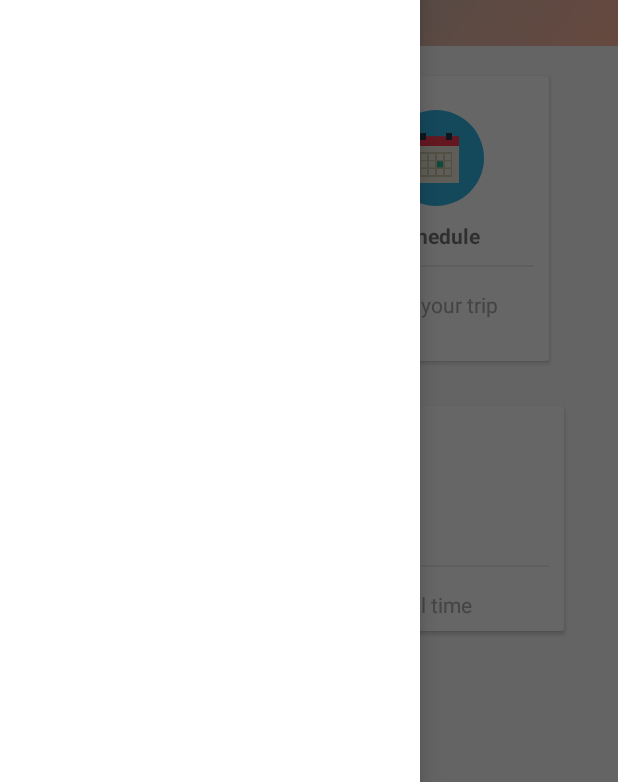
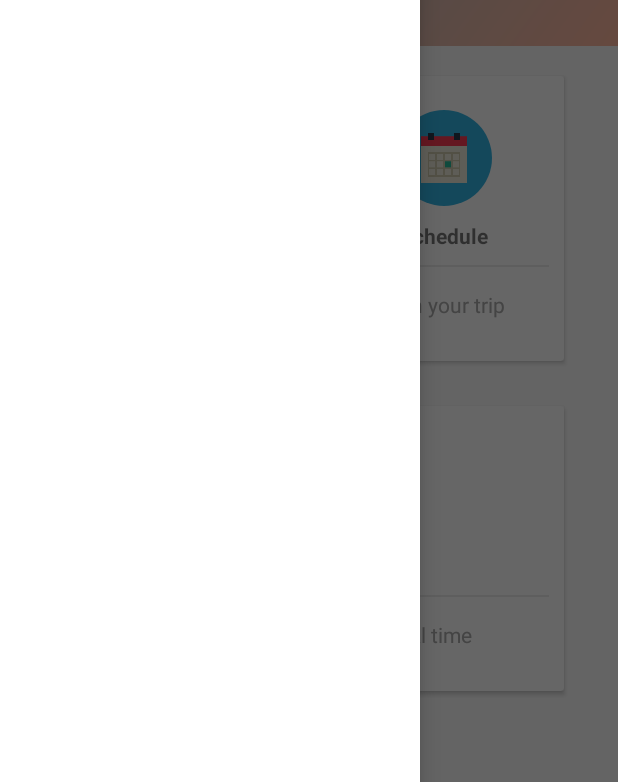
Before and after one commit to bqhuyy/Travel-together, an Android app: the screen it shows after launch once a user with an empty profile is signed in (MainActivity), with the side drawer open, on a phone screen of 412 x 824 dp. Shown: the part 404-1186 px from the top of the screen. Run offline under Robolectric (Android 15) with nearby library versions, the phone set to English and light mode, and no system bars; our stand-ins replace CircleImageView, Firebase (no records; nobody signed in at launch, a user with empty details on screens opened directly); 1 statement that could not run was skipped.

Commit message:
update toolbar + add anim for main

```diff
--- a/app/src/main/java/cs300/apcs04/traveltogether/LoginActivity.java
+++ b/app/src/main/java/cs300/apcs04/traveltogether/LoginActivity.java
@@ -68,7 +68,7 @@ public class LoginActivity extends AppCompatActivity{
         if (user != null) {
             Intent intent = new Intent(this, MainActivity.class);
             startActivity(intent);
-//            overridePendingTransition(R.anim.slide_in_right,R.anim.slide_out_left);
+            overridePendingTransition(R.anim.slide_in_right,R.anim.slide_out_left);
             finish();
         }
     }
--- a/app/src/main/java/cs300/apcs04/traveltogether/MainActivity.java
+++ b/app/src/main/java/cs300/apcs04/traveltogether/MainActivity.java
@@ -7,9 +7,11 @@ import android.support.design.widget.NavigationView;
 import android.support.v4.widget.DrawerLayout;
 import android.support.v7.app.ActionBarDrawerToggle;
 import android.support.v7.app.AppCompatActivity;
+import android.support.v7.widget.ToolbarWidgetWrapper;
 import android.view.MenuItem;
 import android.view.View;
 import android.widget.TextView;
+import android.widget.Toolbar;
 
 import com.google.firebase.auth.FirebaseAuth;
 import com.google.firebase.auth.FirebaseUser;
@@ -24,8 +26,8 @@ public class MainActivity extends AppCompatActivity {
     private NavigationView mNavigationView;
     private FirebaseAuth mFirebaseAuth;
     private FirebaseUser mUser;
-    private TextView mMainNavHeaderUsername;
-    private TextView mMainNavHeaderMail;
+    private android.support.v7.widget.Toolbar mToolbar;
+
     @Override
     protected void onCreate(Bundle savedInstanceState) {
         super.onCreate(savedInstanceState);
@@ -36,12 +38,12 @@ public class MainActivity extends AppCompatActivity {
         mFirebaseAuth = FirebaseAuth.getInstance();
         mUser = mFirebaseAuth.getCurrentUser();
 
+        mToolbar = (android.support.v7.widget.Toolbar) findViewById(R.id.main_toolbar);
+        setSupportActionBar(mToolbar);
+        getSupportActionBar().setDisplayHomeAsUpEnabled(true);
+
         mDrawerLayout.addDrawerListener(mActionBarDrawerToggle);
         mActionBarDrawerToggle.syncState();
-
-//        getSupportActionBar().setDisplayHomeAsUpEnabled(true);
-
-
 
         mNavigationView = (NavigationView)findViewById(R.id.main_nav_view);
         View mNavigationHeader = mNavigationView.getHeaderView(0);
--- a/app/src/main/res/layout/activity_main.xml
+++ b/app/src/main/res/layout/activity_main.xml
@@ -53,7 +53,7 @@
                     android:layout_width="match_parent"
                     android:layout_height="wrap_content">
                     <android.support.v7.widget.CardView
-                        android:layout_width="150dp"
+                        android:layout_width="160dp"
                         android:layout_height="190dp"
                         android:layout_margin="10dp">
                         <LinearLayout
@@ -87,7 +87,7 @@
                         </LinearLayout>
                     </android.support.v7.widget.CardView>
                     <android.support.v7.widget.CardView
-                        android:layout_width="150dp"
+                        android:layout_width="160dp"
                         android:layout_height="190dp"
                         android:layout_margin="10dp">
                         <LinearLayout
@@ -138,7 +138,7 @@
                         android:layout_height="wrap_content">
                         <android.support.v7.widget.CardView
                             android:layout_width="340dp"
-                            android:layout_height="150dp"
+                            android:layout_height="190dp"
                             android:layout_margin="10dp">
                             <LinearLayout
                                 android:layout_width="match_parent"
```
